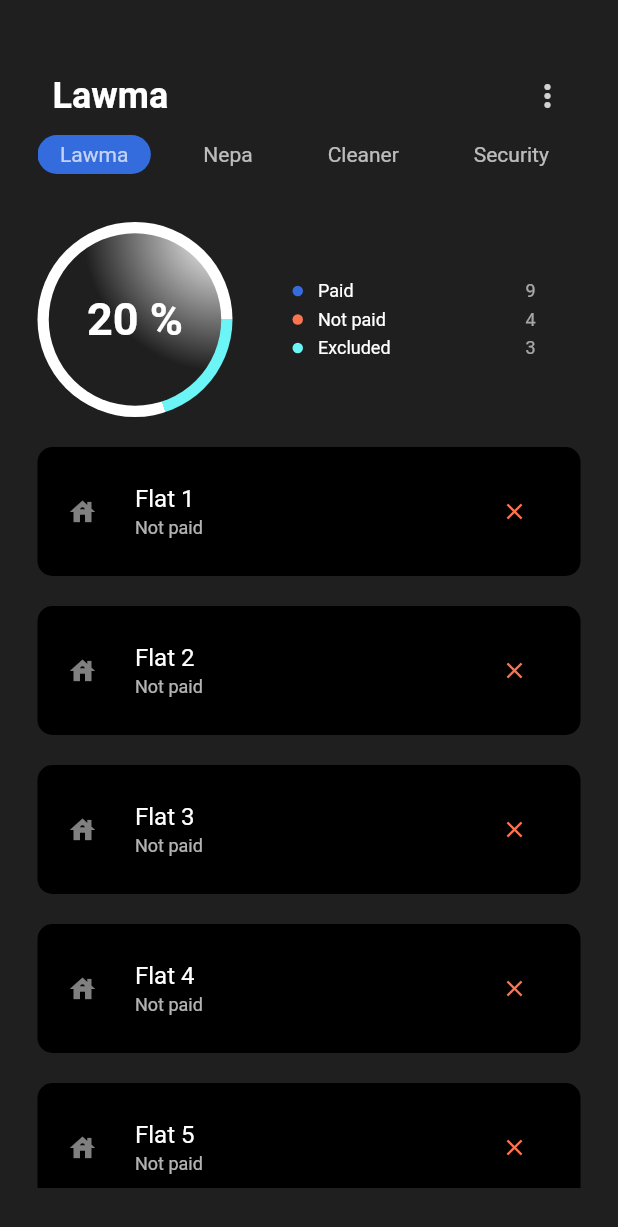
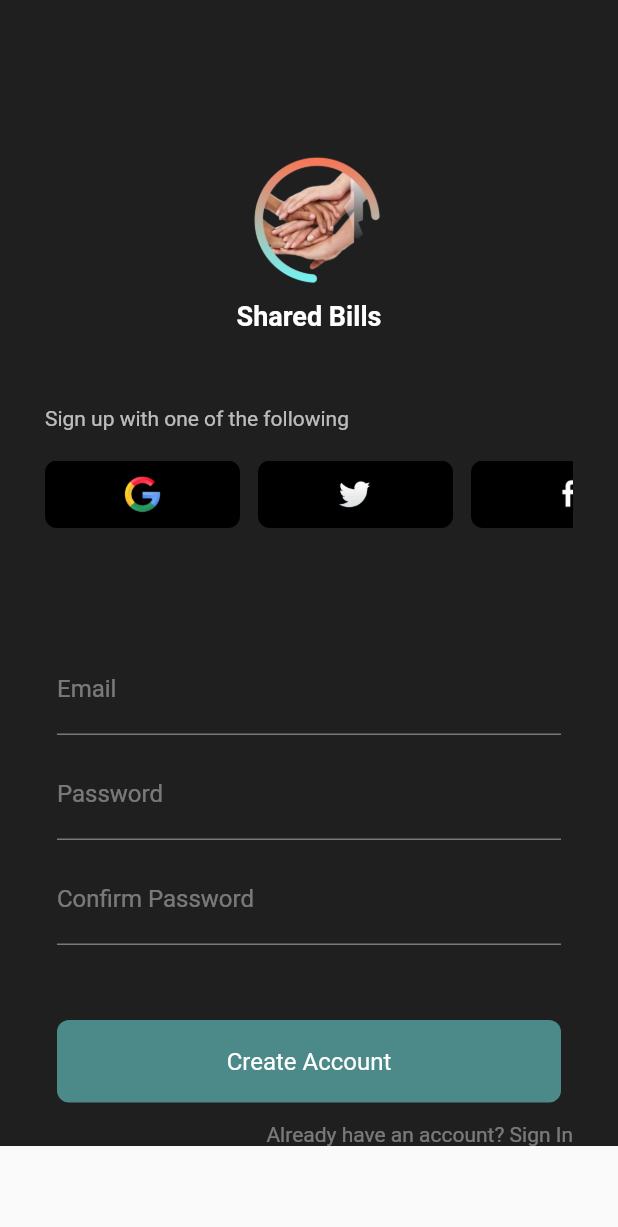
Before and after one commit to XROLE/share_bills_manager, a Flutter app: the screen it shows after launch, on a phone screen of 412 x 824 dp. Shown: the top 1227 px of the screen. Run offline on Flutter 3.47's test engine with Material 2 defaults, Android fonts, the phone set to English and light mode, and no system bars.

Commit message:
create sign up page ui

```diff
--- /dev/null
+++ b/lib/features/Authentication/signup.dart
@@ -0,0 +1,150 @@
+import 'package:flutter/material.dart';
+import 'package:shared_bills_manager/features/home/presentation/index.dart';
+
+class SignUp extends StatefulWidget {
+  const SignUp({Key? key}) : super(key: key);
+
+  @override
+  _SignUpState createState() => _SignUpState();
+}
+
+class _SignUpState extends State<SignUp> {
+  String? _email;
+  String? _password;
+  String? _confirmPassword;
+
+  Widget socialMediaAuthBuilder({String image = ''}) {
+    return Container(
+        padding: EdgeInsets.symmetric(horizontal: 10, vertical: 10),
+        height: 60,
+        width: 130,
+        decoration: BoxDecoration(color: Colors.black, borderRadius: BorderRadius.circular(8)),
+        child: Image.asset(
+          image,
+          fit: BoxFit.contain,
+        ));
+  }
+
+  Widget _buildCustomTextField(
+      {String name = '', bool showCheck = false, void Function(String)? onChange}) {
+    return Container(
+      decoration:
+          BoxDecoration(border: Border(bottom: BorderSide(color: Colors.white.withOpacity(0.4)))),
+      child: TextFormField(
+          style: TextStyle(color: Colors.white.withOpacity(0.7)),
+          decoration: InputDecoration(
+            labelText: name,
+            suffixIcon: showCheck
+                ? Icon(
+                    Icons.check,
+                    color: Colors.white.withOpacity(0.4),
+                  )
+                : null,
+            labelStyle: TextStyle(color: Colors.white.withOpacity(0.4)),
+            border: InputBorder.none,
+          ),
+          onChanged: onChange),
+    );
+  }
+
+  @override
+  Widget build(BuildContext context) {
+    return Scaffold(
+      body: SingleChildScrollView(
+        child: Container(
+          padding: EdgeInsets.symmetric(horizontal: 30),
+          color: Color.fromRGBO(31, 31, 31, 1),
+          child: Column(
+            children: [
+              SizedBox(height: 100),
+              Container(height: 100, child: Image.asset('assets/img/logo.png')),
+              Center(
+                child: InkWell(
+                    onTap: () {
+                      Navigator.push(context, MaterialPageRoute(builder: (_) => HomePage()));
+                    },
+                    child: Text(
+                      'Shared Bills',
+                      style:
+                          TextStyle(fontSize: 18, fontWeight: FontWeight.bold, color: Colors.white),
+                    )),
+              ),
+              SizedBox(height: 50),
+              Container(
+                  alignment: Alignment.centerLeft,
+                  child: Text('Sign up with one of the following',
+                      style: TextStyle(color: Colors.white.withOpacity(0.7)))),
+              SizedBox(height: 20),
+              Container(
+                  height: 45,
+                  child: ListView(
+                    scrollDirection: Axis.horizontal,
+                    children: [
+                      socialMediaAuthBuilder(image: 'assets/img/google.png'),
+                      SizedBox(width: 12),
+                      socialMediaAuthBuilder(image: 'assets/img/twitter.png'),
+                      SizedBox(width: 12),
+                      socialMediaAuthBuilder(image: 'assets/img/facebook.png'),
+                      SizedBox(width: 12),
+                      socialMediaAuthBuilder(image: 'assets/img/apple.png'),
+                    ],
+                  )),
+              SizedBox(height: 70),
+              Padding(
+                padding: const EdgeInsets.all(8.0),
+                child: Form(
+                  child: Column(
+                    children: [
+                      _buildCustomTextField(
+                          name: 'Email',
+                          showCheck: _email != null && _email != '',
+                          onChange: (email) {
+                            setState(() {
+                              _email = email;
+                            });
+                          }),
+                      SizedBox(height: 10),
+                      _buildCustomTextField(
+                          name: 'Password',
+                          showCheck: _password != null && _password != '',
+                          onChange: (password) {
+                            setState(() {
+                              _password = password;
+                            });
+                          }),
+                      SizedBox(height: 10),
+                      _buildCustomTextField(
+                          name: 'Confirm Password',
+                          showCheck: _confirmPassword != null && _confirmPassword != '',
+                          onChange: (confirmPassword) {
+                            setState(() {
+                              _confirmPassword = confirmPassword;
+                            });
+                          }),
+                          SizedBox(height: 50),
+                          Container(
+                            alignment: Alignment.center,
+                            height: 55,
+                            width: double.infinity,
+                            decoration: BoxDecoration(
+                            color: Color.fromRGBO(75, 138, 137, 1),
+                              borderRadius:
+                            BorderRadius.circular(8)),
+                            child: Text('Create Account', style: TextStyle(color: Colors.white, fontSize: 16),),
+                          ),
+                    ],
+                  ),
+                ),
+              )
+            ,
+            SizedBox(height: 5),
+            Container(
+              alignment: Alignment.centerRight,
+              child: Text('Already have an account? Sign In', style: TextStyle(color: Colors.white.withOpacity(0.4)),))
+            ],
+          ),
+        ),
+      ),
+    );
+  }
+}
--- a/lib/features/home/presentation/index.dart
+++ b/lib/features/home/presentation/index.dart
@@ -105,9 +105,14 @@ class _HomePageState extends State<HomePage> {
                     style:
                         TextStyle(color: Colors.white, fontSize: 24, fontWeight: FontWeight.bold),
                   ),
-                  Icon(
-                    Icons.more_vert,
-                    color: Colors.white.withOpacity(0.8),
+                  InkWell(
+                    onTap: () {
+                      Navigator.pop(context);
+                    },
+                    child: Icon(
+                      Icons.more_vert,
+                      color: Colors.white.withOpacity(0.8),
+                    ),
                   )
                 ],
               ),
--- a/lib/main.dart
+++ b/lib/main.dart
@@ -1,4 +1,5 @@
 import 'package:flutter/material.dart';
+import 'package:shared_bills_manager/features/Authentication/signup.dart';
 
 import 'features/home/presentation/index.dart';
 
@@ -15,7 +16,7 @@ class MyApp extends StatelessWidget {
       theme: ThemeData(
         primarySwatch: Colors.blue,
       ),
-      home: HomePage(),
+      home: SignUp(),
     );
   }
 }
```
Also changed, not shown: pubspec.yaml (+6 -3 lines), assets/img/apple.png (added), assets/img/facebook.png (added), assets/img/google.png (added), assets/img/logo.png (added), assets/img/twitter.png (added), 3 other files.
